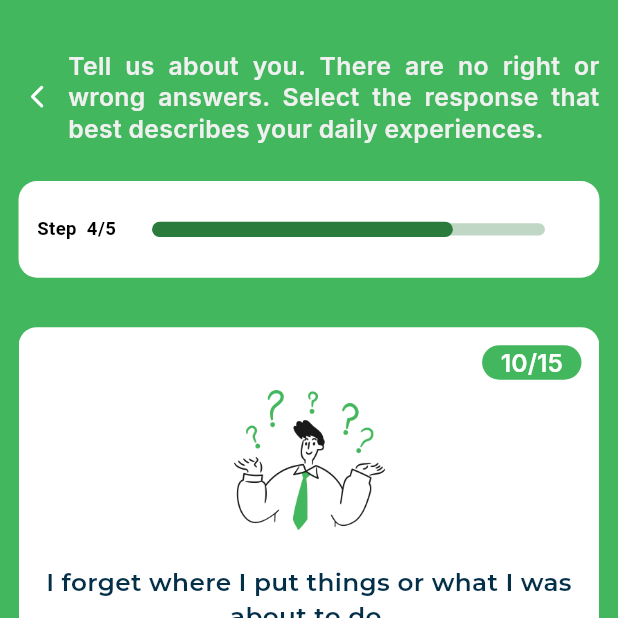
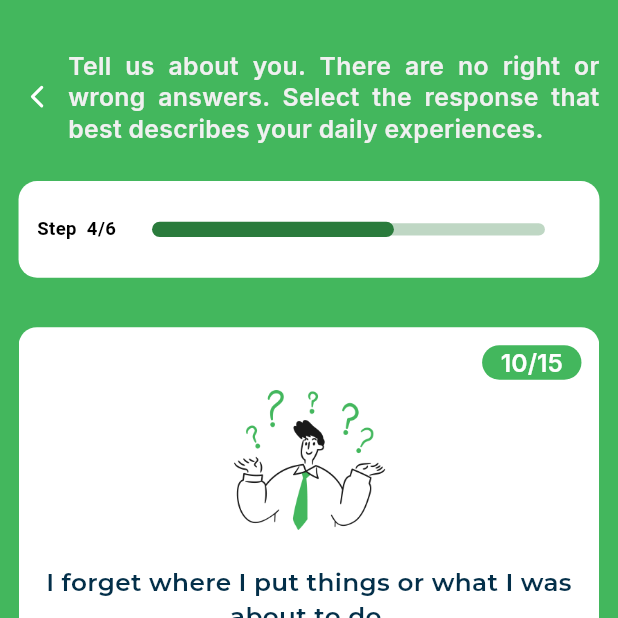
Before and after one commit to kmmuzahid/-rizaldyrferrer_betterhelp, a Flutter app: the QuestionnariesScreen screen opened by its route, swiped to page 4, on a phone screen of 412 x 824 dp, the top half of it. Run offline on Flutter 3.47's test engine with Material 3 defaults, Android fonts, the phone set to English and light mode, and no system bars; our stand-ins replace flutter_svg, get, google_fonts.

Commit message:
Add result page image and update questionnaries screen layout and logic

```diff
--- a/lib/screen/questionnaries_screen/controller/questionnaries_screen_controller.dart
+++ b/lib/screen/questionnaries_screen/controller/questionnaries_screen_controller.dart
@@ -9,9 +9,9 @@ class QuestionnariesScreenController extends GetxController {
   RxInt currentPageIndex = 0.obs;
   RxString selectedAnswer = ''.obs;
 
-  final int totalQuestions = 25; // or make this dynamic
-  final int totalSteps = 6;
-  final int totalPages = 5;
+  final int totalQuestions = 25;
+  final int totalSteps = 5;
+  final int totalPages = 6;
 
   // Answer options
   final List<String> answerOptions = ['rarely', 'frequently', 'sometimes'];
--- a/lib/screen/questionnaries_screen/questionnaries_screen.dart
+++ b/lib/screen/questionnaries_screen/questionnaries_screen.dart
@@ -26,6 +26,9 @@ class QuestionnariesScreen extends StatelessWidget {
             padding: EdgeInsets.symmetric(horizontal: AppSize.width(value: 12)),
             child: Column(
               children: [
+                // Conditionally show header elements (hide on result page)
+                if (controller.currentPageIndex.value !=
+                    controller.totalPages - 1) ...[
                   Gap(height: AppSize.height(value: 32)),
                   Row(
                     children: [
@@ -96,13 +99,12 @@ class QuestionnariesScreen extends StatelessWidget {
                                 ),
                               ),
                               child: Slider(
-                              //thumbColor: Colors.transparent,
                                 autofocus: false,
                                 value: controller.progressValue.value,
                                 onChanged: (value) {
                                   // Disabled - progress is controlled by questions
                                 },
-                              max: 5,
+                                max: 6,
                                 min: 1,
                                 activeColor: _getActiveSliderColor(
                                   controller.currentPageIndex.value,
@@ -118,6 +120,10 @@ class QuestionnariesScreen extends StatelessWidget {
                     ),
                   ),
                   Gap(height: AppSize.height(value: 18)),
+                ] else ...[
+                  // Show minimal spacing for result page
+                  Gap(height: AppSize.height(value: 20)),
+                ],
                 // PageView
                 Expanded(
                   child: PageView(
@@ -129,6 +135,7 @@ class QuestionnariesScreen extends StatelessWidget {
                       SingleChildScrollView(child: questionPage03(controller)),
                       SingleChildScrollView(child: questionPage04(controller)),
                       SingleChildScrollView(child: questionPage05(controller)),
+                      SingleChildScrollView(child: resultPage()),
                     ],
                   ),
                 ),
@@ -138,11 +145,30 @@ class QuestionnariesScreen extends StatelessWidget {
                     title:
                         controller.currentPageIndex.value ==
                             controller.totalPages - 1
-                        ? 'Complete'
+                        ? 'Continue'
+                        : controller.currentPageIndex.value ==
+                              controller.totalPages - 2
+                        ? 'See Results'
                         : AppString.next,
-                    titleColor: AppColors.black,
-                    backgroundColor: AppColors.white,
-                    onTap: controller.nextPage,
+                    titleColor:
+                        controller.currentPageIndex.value ==
+                            controller.totalPages - 1
+                        ? AppColors.white
+                        : AppColors.black,
+                    backgroundColor:
+                        controller.currentPageIndex.value ==
+                            controller.totalPages - 1
+                        ? Colors.red
+                        : AppColors.white,
+                    onTap:
+                        controller.currentPageIndex.value ==
+                            controller.totalPages - 1
+                        ? () {
+                            // Navigate to next screen (subscription, home, etc.)
+                            // Get.offNamed('/subscription');
+                            print('Navigate to next screen');
+                          }
+                        : controller.nextPage,
                   ),
                 ),
                 Gap(height: AppSize.height(value: 20)),
@@ -411,7 +437,28 @@ Widget resultPage() => Column(
       lineHeight: 1.83,
       maxLines: 2,
       textAlign: TextAlign.center,
+      color: AppColors.black,
+      fontSize: AppSize.width(value: 24),
+      overflow: TextOverflow.ellipsis,
     ),
+    Gap(height: AppSize.height(value: 05)),
+    AppText(
+      text: AppString.answer,
+      fontFamilyIndex: 2,
+      fontSize: AppSize.width(value: 18),
+      fontWeight: FontWeight.w400,
+      lineHeight: 1.5,
+      color: AppColors.black,
+      maxLines: 2,
+      textAlign: TextAlign.center,
+      overflow: TextOverflow.ellipsis,
+    ),
+    Image.asset(
+      AppStaticImages.resultPage,
+      height: AppSize.height(value: 392),
+      width: AppSize.width(value: 262),
+    ),
+    Gap(height: AppSize.height(value: 25)),
   ],
 );
 
@@ -428,6 +475,9 @@ Color _getActiveSliderColor(int pageIndex) {
       return AppColors.questionBG04StatusBarColor;
     case 4:
       return AppColors.questionBG05StatusBarColor;
+    case 5:
+      return AppColors
+          .questionBG05StatusBarColor; // Use same color for result page
     default:
       return AppColors.questionBG01StatusBarColor;
   }
@@ -446,7 +496,7 @@ Color getBackgroundColors(int pageIndex) {
     case 4:
       return AppColors.questionBG05;
     case 5:
-      AppColors.resultBg;
+      return AppColors.resultBg;
     default:
       return AppColors.questionBG01;
   }
@@ -464,6 +514,10 @@ Color _getInactiveSliderColor(int pageIndex) {
       return AppColors.questionBG04StatusBarColor.withValues(alpha: 0.3);
     case 4:
       return AppColors.questionBG05StatusBarColor.withValues(alpha: 0.3);
+    case 5:
+      return AppColors.questionBG05StatusBarColor.withValues(
+        alpha: 0.3,
+      ); // Use same color for result page
     default:
       return AppColors.questionBG01StatusBarColor.withValues(alpha: 0.3);
   }
--- a/lib/utils/app_images/app_images.dart
+++ b/lib/utils/app_images/app_images.dart
@@ -2,7 +2,6 @@ class AppStaticImages {
   AppStaticImages._();
   static const String appBarlogo = "assets/images/appbarLogo.png";
   static const String appLogo = "assets/images/appLogo.png";
-
 
   //! ============== Onboarding Screen Images ==============
   static const String on01 = "assets/images/onboarding01.png";
@@ -18,10 +17,10 @@ class AppStaticImages {
   static const String qusDoddle04 = "assets/images/questionDoddle04.png";
   static const String qusDoddle05 = "assets/images/questionDoddle05.png";
 
-
   //! ============== Subscription Screen Images ==============
   static const String subscription01 = "assets/images/subscription01.png";
   static const String subscription02 = "assets/images/subscription02.png";
   static const String subscription03 = "assets/images/subscription03.png";
   static const String subscription04 = "assets/images/subscription04.png";
+  static const String resultPage = "assets/images/resultPage.png";
 }
```
Also changed, not shown: assets/images/resultPage.png (added), 1 other file. Lines whose indentation alone changed are shown as unchanged.
